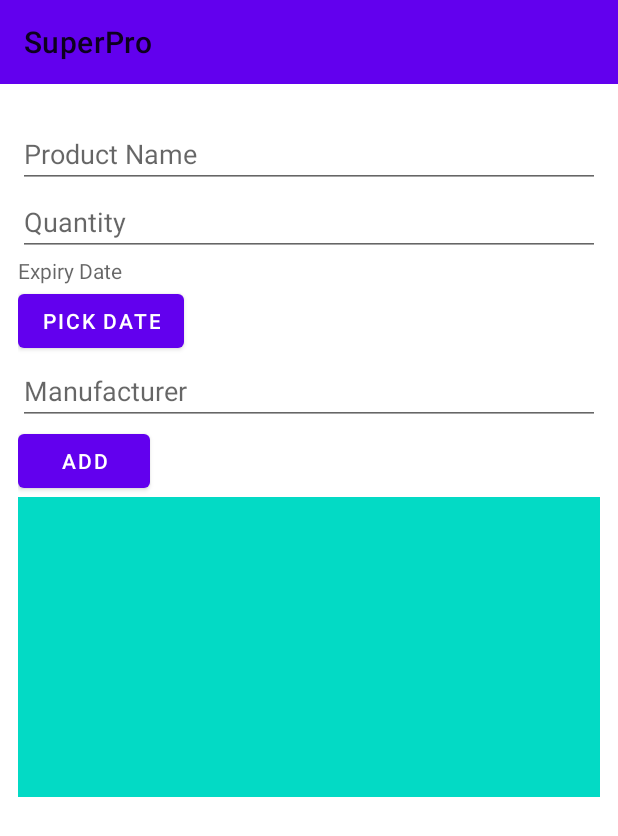
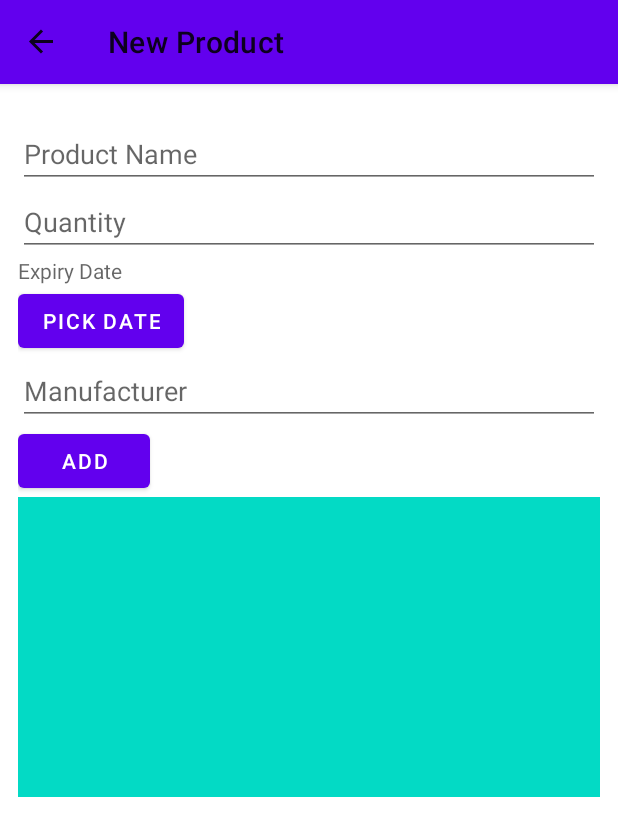
Before and after one commit to ernestkoko/SuperPro, an Android app: the NewProductFragment screen opened through its navigation route, on a phone screen of 412 x 824 dp. Shown: the top 836 px of the screen. Run offline under Robolectric (Android 15) with nearby library versions, the phone set to English and light mode, and no system bars; our stand-ins replace Picasso, Room's generated code, data binding, navigation-ui.

Commit message:
Finished setting up the ToolBar and navigation drawer

```diff
--- a/app/build.gradle
+++ b/app/build.gradle
@@ -17,6 +17,9 @@ android {
         versionName "1.0"
 
         testInstrumentationRunner "androidx.test.runner.AndroidJUnitRunner"
+    }
+    kotlinOptions {
+        jvmTarget = '1.8'
     }
 
     buildTypes {
--- a/app/src/main/java/com/ernestkoko/superpro/screens/newproducts/NewProductFragment.kt
+++ b/app/src/main/java/com/ernestkoko/superpro/screens/newproducts/NewProductFragment.kt
@@ -25,6 +25,9 @@ import androidx.core.content.FileProvider
 import androidx.core.widget.addTextChangedListener
 import androidx.databinding.DataBindingUtil
 import androidx.lifecycle.ViewModelProvider
+import androidx.navigation.fragment.findNavController
+import androidx.navigation.ui.AppBarConfiguration
+import androidx.navigation.ui.setupWithNavController
 import com.bumptech.glide.Glide
 import com.bumptech.glide.request.RequestOptions
 import com.ernestkoko.superpro.R
@@ -61,6 +64,13 @@ class NewProductFragment : Fragment() {
         // Inflate the layout for this fragment
         binding =
             DataBindingUtil.inflate(layoutInflater, R.layout.fragment_new_product, container, false)
+
+        //find the navController and set up the tool bar
+        val navController = findNavController()
+        val appBarConfiguration = AppBarConfiguration(navController.graph)
+        binding.productToolBar
+            .setupWithNavController(navController, appBarConfiguration)
+
         //create the application
         val application = requireNotNull(this.activity).application
         //create the viewModel factory
--- a/app/src/main/java/com/ernestkoko/superpro/screens/newproducts/NewProductViewModel.kt
+++ b/app/src/main/java/com/ernestkoko/superpro/screens/newproducts/NewProductViewModel.kt
@@ -98,13 +98,13 @@ class NewProductViewModel(
     }
     //called when the submit button is clicked in the fragment layout xml
     fun onInsert(){
-        val expDate = convertIntToDate(_prodExpiryDate!!, _month!!, _year!! )
+       // val expDate = convertIntToDate(_prodExpiryDate!!, _month!!, _year!! )
 //        val product = Product(0, _prodName, _prodQuantity.toString().toLong(),
 //        expDate, _prodManufacturer)
 //
 //       // insert into db
 //        insert(product)
-        Log.i("NewProdVMInsert", "onInsertFired")
+      //  Log.i("NewProdVMInsert", "onInsertFired")
     }
     //convert Long to time
     private fun convertIntToDate(day: Int, month: Int, year: Int): Date {
--- a/app/src/main/java/com/ernestkoko/superpro/screens/products/ProductsFragment.kt
+++ b/app/src/main/java/com/ernestkoko/superpro/screens/products/ProductsFragment.kt
@@ -8,11 +8,14 @@ import android.view.LayoutInflater
 import android.view.View
 import android.view.ViewGroup
 import android.widget.Toast
+import androidx.appcompat.widget.Toolbar
 import androidx.databinding.DataBindingUtil
 import androidx.lifecycle.Observer
 import androidx.lifecycle.ViewModelProvider
 import androidx.navigation.findNavController
 import androidx.navigation.fragment.findNavController
+import androidx.navigation.ui.AppBarConfiguration
+import androidx.navigation.ui.setupWithNavController
 import androidx.recyclerview.widget.DiffUtil
 import androidx.recyclerview.widget.LinearLayoutManager
 import androidx.recyclerview.widget.RecyclerView
@@ -36,6 +39,12 @@ class ProductsFragment : Fragment() {
         // Inflate the layout for this fragment
        val binding: FragmentProductsBinding =
            DataBindingUtil.inflate(inflater,R.layout.fragment_products,container, false)
+        //find the navController and set up the tool bar
+        val navController = findNavController()
+        val drawer = binding.drawerLayout
+        val appBarConfiguration = AppBarConfiguration(navController.graph, drawer)
+       binding.productToolBar
+            .setupWithNavController(navController, appBarConfiguration)
 
 
         //get the application context. requiredNotNull throws illegal arg exception if it is null
--- a/app/src/main/res/layout/activity_main.xml
+++ b/app/src/main/res/layout/activity_main.xml
@@ -1,36 +1,31 @@
 <?xml version="1.0" encoding="utf-8"?>
 <androidx.drawerlayout.widget.DrawerLayout xmlns:android="http://schemas.android.com/apk/res/android"
     xmlns:app="http://schemas.android.com/apk/res-auto"
+    android:id="@+id/main_drawer_layout"
+    android:layout_width="match_parent"
     android:layout_height="match_parent"
-    android:layout_width="match_parent"
-    android:id="@+id/main_drawer_layout"
     android:fitsSystemWindows="true">
-        <androidx.constraintlayout.widget.ConstraintLayout
-            android:layout_width="match_parent"
-            android:layout_height="match_parent">
-                <androidx.appcompat.widget.Toolbar
-                    android:id="@+id/product_tool_bar"
-                    android:layout_width="match_parent"
-                    android:layout_height="?attr/actionBarSize"
-                    app:layout_constraintTop_toTopOf="parent"
-                    app:title="@string/app_name"
-                    android:background="@color/colorPrimary"
-                    app:layout_constraintEnd_toEndOf="parent"
-                    app:layout_constraintStart_toStartOf="parent"/>
+
+    <androidx.constraintlayout.widget.ConstraintLayout
+        android:layout_width="match_parent"
+        android:layout_height="match_parent">
+
+
+
         <fragment
             android:id="@+id/nav_host_fragment"
             android:name="androidx.navigation.fragment.NavHostFragment"
             android:layout_width="0dp"
             android:layout_height="0dp"
-            app:layout_constraintTop_toBottomOf="@+id/product_tool_bar"
             app:defaultNavHost="true"
+            app:layout_constraintBottom_toBottomOf="parent"
+            app:layout_constraintEnd_toEndOf="parent"
             app:layout_constraintStart_toStartOf="parent"
-            app:layout_constraintEnd_toEndOf="parent"
-            app:layout_constraintBottom_toBottomOf="parent"
+            app:layout_constraintTop_toTopOf="parent"
             app:navGraph="@navigation/navigation" />
-    <!-- Container for contents of drawer - use NavigationView to make configuration easier -->
+        <!-- Container for contents of drawer - use NavigationView to make configuration easier -->
 
-        </androidx.constraintlayout.widget.ConstraintLayout>
+    </androidx.constraintlayout.widget.ConstraintLayout>
 
 
 </androidx.drawerlayout.widget.DrawerLayout>
--- a/app/src/main/res/layout/fragment_new_product.xml
+++ b/app/src/main/res/layout/fragment_new_product.xml
@@ -11,58 +11,75 @@
 
     </data>
 
-    <ScrollView
+
+    <LinearLayout
         android:layout_width="match_parent"
         android:layout_height="match_parent"
+        android:orientation="vertical"
         tools:context=".screens.newproducts.NewProductFragment">
+        <androidx.appcompat.widget.Toolbar
+            android:id="@+id/product_tool_bar"
+            android:layout_width="match_parent"
+            android:layout_height="?attr/actionBarSize"
+            android:background="?attr/colorPrimary"
+            android:elevation="4dp"
+            android:theme="@style/ThemeOverlay.MaterialComponents.ActionBar"
+            app:popupTheme="@style/ThemeOverlay.MaterialComponents.Light"
+            app:title="@string/app_name" />
+        <ScrollView
+            android:layout_width="match_parent"
+            android:layout_height="match_parent">
+
 
         <LinearLayout
+            style="@style/edit_text_style"
             android:layout_marginStart="@dimen/margin_12dp"
             android:layout_marginTop="@dimen/margin_24dp"
             android:layout_marginEnd="@dimen/margin_12dp"
             android:layout_marginBottom="@dimen/margin_24dp"
-            android:orientation="vertical"
-            style="@style/edit_text_style">
+            android:orientation="vertical">
+
+
 
             <EditText
                 android:id="@+id/product_name_edit"
-                android:inputType="textCapWords"
+                style="@style/edit_text_style"
                 android:contentDescription="@string/input_product_name"
                 android:hint="@string/product_name"
-                style="@style/edit_text_style" />
+                android:inputType="textCapWords" />
 
             <EditText
                 android:id="@+id/product_quantity_edit"
+                style="@style/edit_text_style"
+                android:contentDescription="@string/input_product_quantity"
                 android:hint="@string/quantity"
-                android:contentDescription="@string/input_product_quantity"
-                android:inputType="number|numberDecimal"
-                style="@style/edit_text_style" />
+                android:inputType="number|numberDecimal" />
 
             <TextView
                 android:id="@+id/product_expiry_date"
+                style="@style/edit_text_style"
                 android:contentDescription="@string/input_product_expiry_date"
                 android:hint="Expiry Date"
-                android:text="@={newProductVieModel.setEditText}"
-                style="@style/edit_text_style" />
+                android:text="@={newProductVieModel.setEditText}" />
 
             <Button
                 android:id="@+id/button_pick_date"
                 android:layout_width="wrap_content"
+                android:layout_height="wrap_content"
                 android:contentDescription="@string/pick_expiry_date_button"
-                android:layout_height="wrap_content"
                 android:text="Pick Date" />
 
             <EditText
                 android:id="@+id/product_manufacturer_edit"
-                android:inputType="text"
+                style="@style/edit_text_style"
                 android:hint="Manufacturer"
-                style="@style/edit_text_style" />
+                android:inputType="text" />
 
             <Button
                 android:id="@+id/add_button"
                 android:layout_width="wrap_content"
+                android:layout_height="wrap_content"
                 android:contentDescription="@string/add_new_product_button"
-                android:layout_height="wrap_content"
                 android:onClick="@{() -> newProductVieModel.onInsert()}"
                 android:text="Add" />
 
@@ -70,14 +87,15 @@
                 android:id="@+id/new_product_image"
                 android:layout_width="match_parent"
                 android:layout_height="200dp"
-                android:contentDescription="@string/new_product"
                 android:layout_gravity="center"
                 android:background="@color/colorAccent"
+                android:contentDescription="@string/new_product"
 
                 />
 
         </LinearLayout>
+        </ScrollView>
 
 
-    </ScrollView>
+    </LinearLayout>
 </layout>
--- a/app/src/main/res/layout/fragment_products.xml
+++ b/app/src/main/res/layout/fragment_products.xml
@@ -10,8 +10,10 @@
             type="com.ernestkoko.superpro.screens.products.ProductViewModel" />
     </data>
     <androidx.drawerlayout.widget.DrawerLayout
+        android:id="@+id/drawer_layout"
         android:layout_width="match_parent"
         android:layout_height="match_parent"
+        android:fitsSystemWindows="true"
 
         tools:context=".screens.products.ProductsFragment">
 
@@ -21,6 +23,18 @@
         android:layout_width="match_parent"
         android:layout_height="match_parent"
         >
+        <androidx.appcompat.widget.Toolbar
+            android:id="@+id/product_tool_bar"
+            android:layout_width="match_parent"
+            android:layout_height="?attr/actionBarSize"
+            android:background="?attr/colorPrimary"
+            android:elevation="4dp"
+            app:layout_constraintEnd_toEndOf="parent"
+            app:layout_constraintStart_toStartOf="parent"
+            app:layout_constraintTop_toTopOf="parent"
+            android:theme="@style/ThemeOverlay.MaterialComponents.ActionBar"
+            app:popupTheme="@style/ThemeOverlay.MaterialComponents.Light"
+            app:title="@string/app_name" />
 
 
         <androidx.recyclerview.widget.RecyclerView
@@ -36,7 +50,7 @@
             app:layout_constraintEnd_toEndOf="parent"
             app:layout_constraintHorizontal_bias="1.0"
             app:layout_constraintStart_toStartOf="parent"
-            app:layout_constraintTop_toTopOf="parent"
+            app:layout_constraintTop_toBottomOf="@id/product_tool_bar"
             app:layout_constraintVertical_bias="0.0"
             tools:listitem="@layout/product_recycler_item" />
 
@@ -45,6 +59,7 @@
             android:layout_width="wrap_content"
             android:layout_height="wrap_content"
             android:layout_margin="16dp"
+            android:elevation="12dp"
             android:contentDescription="@string/add_button"
             android:src="@drawable/ic_add"
             app:layout_constraintBottom_toBottomOf="parent"
--- a/app/src/main/res/navigation/navigation.xml
+++ b/app/src/main/res/navigation/navigation.xml
@@ -15,13 +15,13 @@
             app:destination="@id/newProductFragment"
             app:enterAnim="@anim/from_right"
             app:exitAnim="@anim/to_left"
-            app:popEnterAnim="@anim/from_right"
-            app:popExitAnim="@anim/to_left" />
+            app:popEnterAnim="@anim/from_left"
+            app:popExitAnim="@anim/to_right" />
         <action
             android:id="@+id/action_productsFragment_to_productDetails"
             app:destination="@id/productDetails"
-            app:enterAnim="@anim/from_right"
-            app:exitAnim="@anim/to_left"
+            app:enterAnim="@anim/from_left"
+            app:exitAnim="@anim/to_right"
             app:popEnterAnim="@anim/from_right"
             app:popExitAnim="@anim/to_left" />
     </fragment>
@@ -34,9 +34,7 @@
             android:id="@+id/action_newProductFragment_to_productsFragment"
             app:destination="@id/productsFragment"
             app:enterAnim="@anim/from_left"
-            app:exitAnim="@anim/to_right"
-            app:popEnterAnim="@anim/from_left"
-            app:popExitAnim="@anim/to_right" />
+            app:exitAnim="@anim/to_right" />
     </fragment>
     <fragment
         android:id="@+id/productDetails"
@@ -46,10 +44,8 @@
         <action
             android:id="@+id/action_productDetails_to_productsFragment"
             app:destination="@id/productsFragment"
-            app:enterAnim="@anim/from_left"
-            app:exitAnim="@anim/to_right"
-            app:popEnterAnim="@anim/from_left"
-            app:popExitAnim="@anim/to_right" />
+            app:enterAnim="@anim/from_right"
+            app:exitAnim="@anim/to_left" />
 
         <argument
             android:name="productId"
```
Also changed, not shown: app/src/main/java/com/ernestkoko/superpro/MainActivity.kt (+8 -1 lines).
